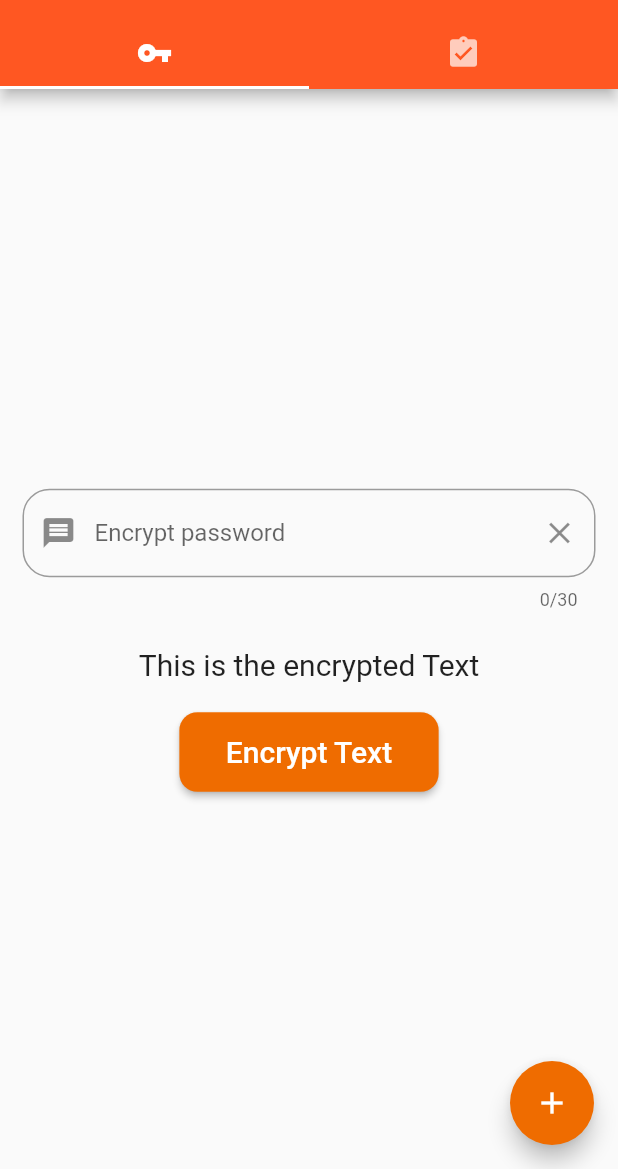
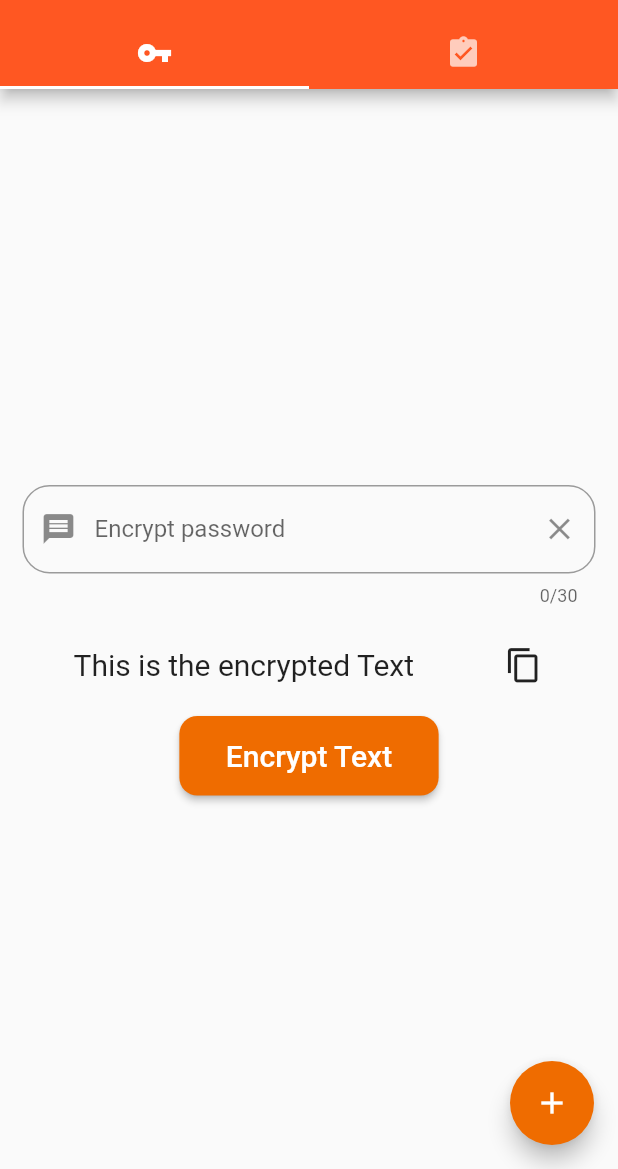
Before and after one commit to avijeetpandey/encryptor, a Flutter app: the TabbedControllerView screen opened directly, on a phone screen of 412 x 824 dp, the part 67-1236 px from its top. Run offline on Flutter 3.47's test engine with Material 2 defaults, Android fonts, the phone set to English and light mode, and no system bars; our stand-ins replace google_fonts, random_string, shared_preferences; missing offline and left inert: sk_onboarding_screen; accounts and stored records are empty; Roboto replaces fonts that are missing (Acme).

Commit message:
added clipboard data copy functionality

```diff
--- a/lib/Pages/CreatePassword.dart
+++ b/lib/Pages/CreatePassword.dart
@@ -1,3 +1,5 @@
+import 'package:flutter/services.dart';
+
 import '../utils/PasswordGenerator.dart';
 import 'package:flutter/material.dart';
 import 'package:google_fonts/google_fonts.dart';
@@ -56,6 +58,9 @@ class _CreatePasswordState extends State<CreatePassword> {
            * Encrypted Password Text Field
            */
 
+          Row(
+            mainAxisAlignment: MainAxisAlignment.spaceEvenly,
+            children: [
               Padding(
                 padding: const EdgeInsets.all(10.0),
                 child: Text(
@@ -65,6 +70,20 @@ class _CreatePasswordState extends State<CreatePassword> {
                     fontSize: 20,
                   ),
                 ),
+              ),
+
+              /**
+               * Action Button to make text copiable to the clip board
+               */
+
+              IconButton(
+                icon: Icon(Icons.content_copy),
+                iconSize: 25.0,
+                onPressed: () {
+                  Clipboard.setData(ClipboardData(text: _encryptedPassword));
+                },
+              )
+            ],
           ),
           SizedBox(height: 10),
 
@@ -79,7 +98,8 @@ class _CreatePasswordState extends State<CreatePassword> {
               setState(() {
                 _tempString = _textController.text;
                 _textController.clear();
-                _encryptedPassword = PasswordGenerator.sha256_encrypt(_tempString);
+                _encryptedPassword =
+                    PasswordGenerator.sha256_encrypt(_tempString);
               });
             },
             child: Padding(
--- a/lib/utils/PasswordGenerator.dart
+++ b/lib/utils/PasswordGenerator.dart
@@ -2,6 +2,11 @@ import 'dart:convert';
 import 'package:random_string/random_string.dart';
 import 'package:crypto/crypto.dart';
 
+/**
+ *
+ * Class to manage Password Generation based on various Algorithms
+ *
+*/
 class PasswordGenerator {
   static String _salt = "Axndfaslkhsdfjbsd;fjfdlkfsbfkjfga;fbafijbsfjf";
   static String generate(int length) {
```
Lines whose indentation alone changed are shown as unchanged.
